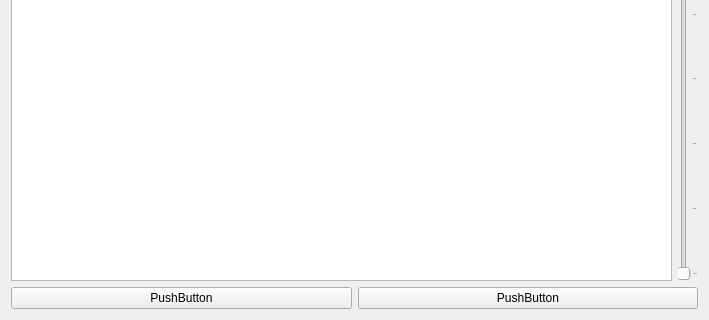
First picture: the form in cpp/gui/qt/qgraphicsscene/form.ui, repository gcode-mirror/openphysic, before the edit; both pictures show x 0 to 709 and y 173 to 493 of the 709 by 493 pixel window.
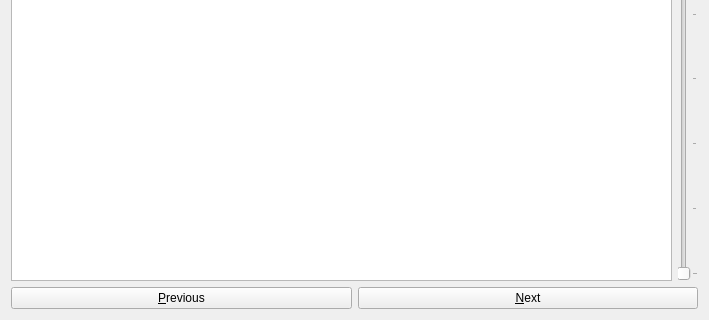
Second picture: the form after the edit.

What changed in the file:
```diff
--- a/cpp/gui/qt/qgraphicsscene/form.ui
+++ b/cpp/gui/qt/qgraphicsscene/form.ui
@@ -39,14 +39,14 @@
      <item>
       <widget class="QPushButton" name="pushButton">
        <property name="text">
-        <string>PushButton</string>
+        <string>&amp;Previous</string>
        </property>
       </widget>
      </item>
      <item>
       <widget class="QPushButton" name="pushButton_2">
        <property name="text">
-        <string>PushButton</string>
+        <string>&amp;Next</string>
        </property>
       </widget>
      </item>
```
